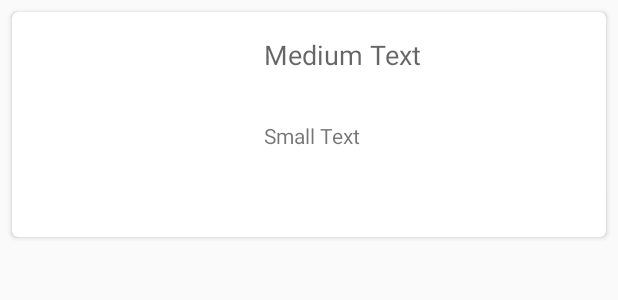
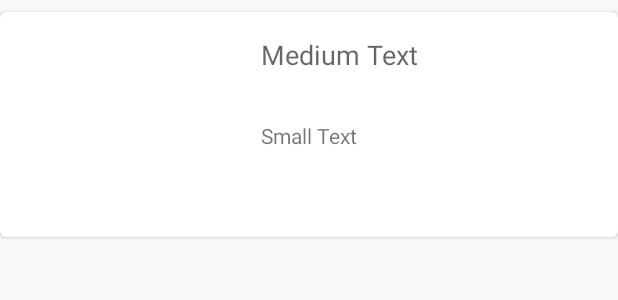
Before and after one commit to danesavot/Chrieng-Karaoke, an Android app: the layout video_item.xml on its own in the app's theme, with its tools: preview values and no code run, on a phone screen of 412 x 824 dp. Shown: the top 300 px of the screen. Run offline under Robolectric (Android 15) with nearby library versions, the phone set to English and light mode, and no system bars.

Commit message:
Fixed issue when there i no internet

```diff
--- a/app/src/main/java/com/dane/karaoke/activity/MainActivity.java
+++ b/app/src/main/java/com/dane/karaoke/activity/MainActivity.java
@@ -138,7 +138,8 @@ public class MainActivity extends AppCompatActivity implements SearchView.OnQuer
     @Override
     public void onLoadFinished(Loader<List<SearchResult>> loader, List<SearchResult> data) {
         searchResults.clear();
-        searchResults.addAll(data);
+        if (data != null)
+            searchResults.addAll(data);
         searchAdapter.notifyDataSetChanged();
     }
 
--- a/app/src/main/res/layout/video_item.xml
+++ b/app/src/main/res/layout/video_item.xml
@@ -3,7 +3,7 @@
     xmlns:android="http://schemas.android.com/apk/res/android"
     xmlns:card_view="http://schemas.android.com/apk/res-auto"
     android:id="@+id/videoCard"
-    android:layout_margin="8dp"
+    android:layout_marginTop="8dp"
     card_view:cardCornerRadius="4dp"
     card_view:cardElevation="2dp"
     android:layout_width="match_parent"
--- a/app/src/main/res/values/dimens.xml
+++ b/app/src/main/res/values/dimens.xml
@@ -1,6 +1,6 @@
 <resources>
     <!-- Default screen margins, per the Android Design guidelines. -->
-    <dimen name="activity_horizontal_margin">16dp</dimen>
-    <dimen name="activity_vertical_margin">16dp</dimen>
+    <dimen name="activity_horizontal_margin">8dp</dimen>
+    <dimen name="activity_vertical_margin">8dp</dimen>
     <dimen name="fab_margin">16dp</dimen>
 </resources>
```
Also changed, not shown: app/src/main/java/com/dane/karaoke/YoutubeSearchLoader.java (+7 -2 lines).
